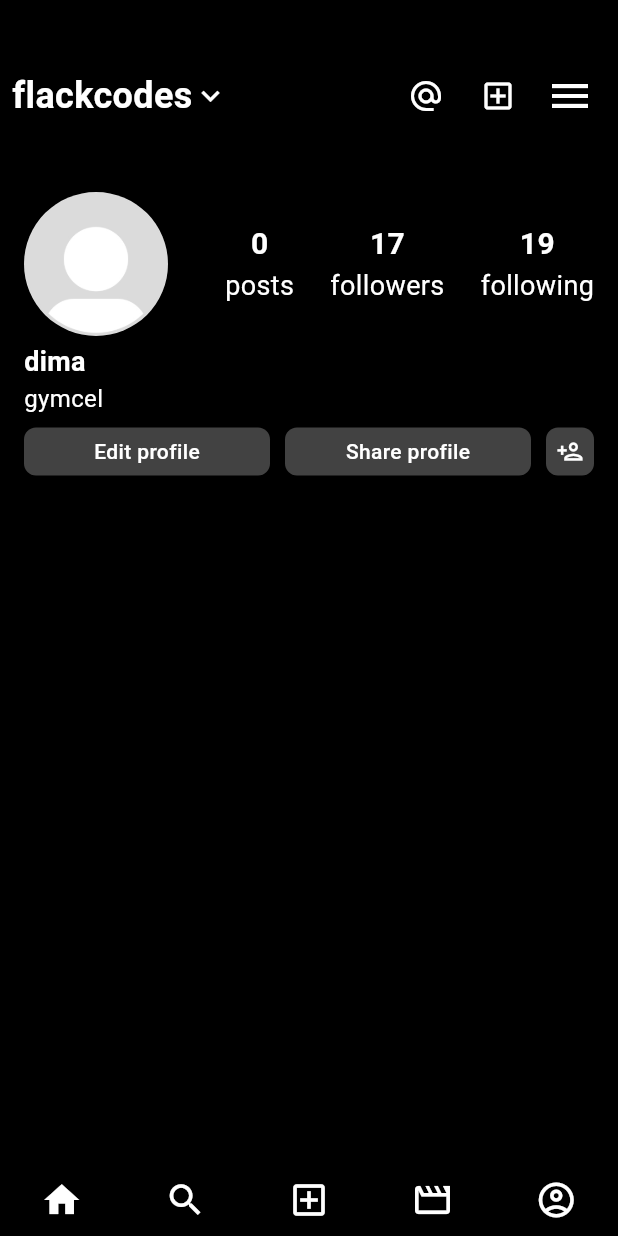
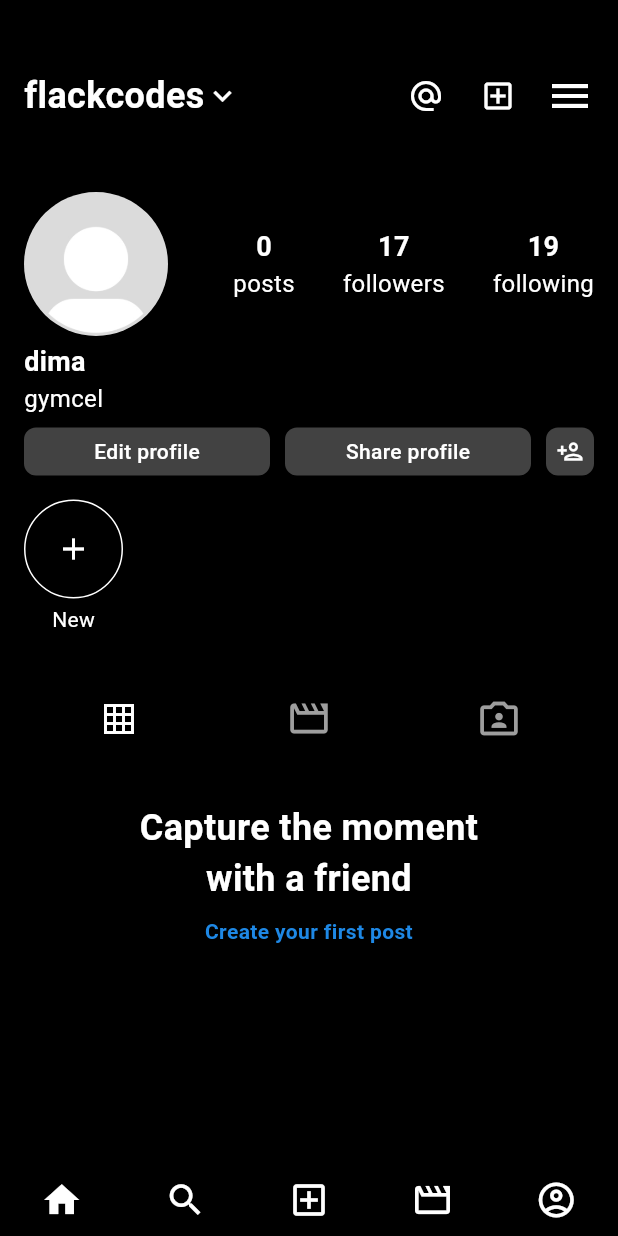
Before and after one commit to FlackCode/flutterInstagramClone, a Flutter app: the screen it shows after launch, item 5 of the bottom bar chosen, on a phone screen of 412 x 824 dp. Run offline on Flutter 3.47's test engine with Material 3 defaults, Android fonts, the phone set to English and light mode, and no system bars.

Commit message:
Finished base profile page UI

```diff
--- a/lib/components/my_profileappbar.dart
+++ b/lib/components/my_profileappbar.dart
@@ -7,7 +7,7 @@ class MyProfileappbar extends StatelessWidget {
   Widget build(BuildContext context) {
     return Container(
       margin: const EdgeInsets.symmetric(vertical: 32),
-      padding: const EdgeInsets.symmetric(horizontal: 8),
+      padding: const EdgeInsets.only(left: 16, right: 8),
       height: 64,
       color: Colors.black,
       child: Row(
--- /dev/null
+++ b/lib/components/my_profilebutton.dart
@@ -0,0 +1,26 @@
+import 'package:flutter/material.dart';
+
+class MyProfilebutton extends StatelessWidget {
+  final String text;
+
+  const MyProfilebutton({super.key, required this.text});
+
+  @override
+  Widget build(BuildContext context) {
+    return Expanded(
+      child: Container(
+        padding: const EdgeInsets.symmetric(vertical: 6, horizontal: 16),
+        decoration: BoxDecoration(
+            color: Colors.grey.shade800,
+            borderRadius: BorderRadius.circular(8)),
+        child: Center(
+          child: Text(
+            text,
+            style: const TextStyle(
+                color: Colors.white, fontWeight: FontWeight.w500, fontSize: 14),
+          ),
+        ),
+      ),
+    );
+  }
+}
--- /dev/null
+++ b/lib/components/profile_navigation.dart
@@ -0,0 +1,159 @@
+import 'package:flutter/material.dart';
+
+class ProfileNavigation extends StatefulWidget {
+  @override
+  _ProfileNavigationState createState() => _ProfileNavigationState();
+}
+
+class _ProfileNavigationState extends State<ProfileNavigation> {
+  int selectedIndex = 0;
+
+  final List<Widget> pages = [
+    Center(
+      child: Column(
+        children: [
+          Container(
+            margin: const EdgeInsets.only(top: 32),
+            padding: const EdgeInsets.symmetric(
+                horizontal: 16.0), // Add padding around the text
+            child: const Text(
+              "Capture the moment\nwith a friend",
+              textAlign: TextAlign.center, // Center the text
+              style: TextStyle(
+                  fontWeight: FontWeight.bold,
+                  fontSize: 24,
+                  color: Colors.white),
+            ),
+          ),
+          const SizedBox(
+            height: 8,
+          ),
+          Padding(
+            padding: const EdgeInsets.symmetric(
+                horizontal: 16.0), // Add padding around the text
+            child: Text(
+              "Create your first post",
+              textAlign: TextAlign.center, // Center the text
+              style: TextStyle(
+                  color: Colors.blue.shade600,
+                  fontWeight: FontWeight.w600,
+                  fontSize: 14),
+            ),
+          ),
+        ],
+      ),
+    ),
+    Center(
+      child: Column(
+        children: [
+          Container(
+            margin: const EdgeInsets.only(top: 32),
+            padding: const EdgeInsets.symmetric(
+                horizontal: 16.0), // Add padding around the text
+            child: const Text(
+              "Share a moment\nwith the world",
+              textAlign: TextAlign.center, // Center the text
+              style: TextStyle(
+                  fontWeight: FontWeight.bold,
+                  fontSize: 24,
+                  color: Colors.white),
+            ),
+          ),
+          const SizedBox(
+            height: 8,
+          ),
+          Padding(
+            padding: const EdgeInsets.symmetric(
+                horizontal: 16.0), // Add padding around the text
+            child: Text(
+              "Create your first reel",
+              textAlign: TextAlign.center, // Center the text
+              style: TextStyle(
+                  color: Colors.blue.shade600,
+                  fontWeight: FontWeight.w600,
+                  fontSize: 14),
+            ),
+          ),
+        ],
+      ),
+    ),
+    Center(
+      child: Column(
+        children: [
+          Container(
+            margin: const EdgeInsets.only(top: 32),
+            padding: const EdgeInsets.symmetric(
+                horizontal: 16.0), // Add padding around the text
+            child: const Text(
+              "Photos and videos of you",
+              textAlign: TextAlign.center, // Center the text
+              style: TextStyle(
+                  fontWeight: FontWeight.bold,
+                  fontSize: 24,
+                  color: Colors.white),
+            ),
+          ),
+          const SizedBox(
+            height: 8,
+          ),
+          Padding(
+            padding: const EdgeInsets.symmetric(
+                horizontal: 16.0), // Add padding around the text
+            child: Text(
+              "When people tag you in photos and videos, they'll appear here",
+              textAlign: TextAlign.center, // Center the text
+              style: TextStyle(
+                  color: Colors.grey.shade500,
+                  fontWeight: FontWeight.w600,
+                  fontSize: 14),
+            ),
+          ),
+        ],
+      ),
+    ),
+  ];
+
+  void onItemTapped(int index) {
+    setState(() {
+      selectedIndex = index;
+    });
+  }
+
+  @override
+  Widget build(BuildContext context) {
+    return Column(
+      children: [
+        Row(
+          mainAxisAlignment: MainAxisAlignment.spaceAround,
+          children: [
+            IconButton(
+              onPressed: () => onItemTapped(0),
+              icon: Icon(
+                Icons.grid_on_sharp,
+                color: selectedIndex == 0 ? Colors.white : Colors.grey,
+                size: 24,
+              ),
+            ),
+            IconButton(
+              onPressed: () => onItemTapped(1),
+              icon: Icon(
+                Icons.movie_outlined,
+                color: selectedIndex == 1 ? Colors.white : Colors.grey,
+                size: 30,
+              ),
+            ),
+            IconButton(
+              onPressed: () => onItemTapped(2),
+              icon: Icon(
+                Icons.photo_camera_front_outlined,
+                color: selectedIndex == 2 ? Colors.white : Colors.grey,
+                size: 30,
+              ),
+            ),
+          ],
+        ),
+        pages[selectedIndex],
+      ],
+    );
+  }
+}
--- a/lib/pages/profile_page.dart
+++ b/lib/pages/profile_page.dart
@@ -2,6 +2,8 @@ import 'package:flutter/material.dart';
 import 'package:flutter/widgets.dart';
 import 'package:flutterinstagramclone/components/my_navbar.dart';
 import 'package:flutterinstagramclone/components/my_profileappbar.dart';
+import 'package:flutterinstagramclone/components/my_profilebutton.dart';
+import 'package:flutterinstagramclone/components/profile_navigation.dart';
 
 class ProfilePage extends StatelessWidget {
   const ProfilePage({super.key});
@@ -11,7 +13,8 @@ class ProfilePage extends StatelessWidget {
     return Scaffold(
         backgroundColor: Colors.black,
         bottomNavigationBar: const MyNavbar(),
-        body: Column(
+        body: SingleChildScrollView(
+          child: Column(
             children: [
               const MyProfileappbar(),
               Column(
@@ -24,7 +27,8 @@ class ProfilePage extends StatelessWidget {
                       children: [
                         Container(
                           margin: const EdgeInsets.symmetric(horizontal: 8),
-                        decoration: const BoxDecoration(shape: BoxShape.circle),
+                          decoration:
+                              const BoxDecoration(shape: BoxShape.circle),
                           child: ClipOval(
                             child: Image.asset(
                               "assets/defaultpfp.jpg",
@@ -45,18 +49,18 @@ class ProfilePage extends StatelessWidget {
                                     "0",
                                     style: TextStyle(
                                         fontWeight: FontWeight.bold,
-                                      fontSize: 20,
+                                        fontSize: 18,
                                         color: Colors.white),
                                   ),
                                   Text(
                                     "posts",
                                     style: TextStyle(
-                                      fontSize: 18, color: Colors.white),
+                                        fontSize: 16, color: Colors.white),
                                   )
                                 ],
                               ),
                               SizedBox(
-                              width: 24,
+                                width: 32,
                               ),
                               Column(
                                 children: [
@@ -64,18 +68,18 @@ class ProfilePage extends StatelessWidget {
                                     "17",
                                     style: TextStyle(
                                         fontWeight: FontWeight.bold,
-                                      fontSize: 20,
+                                        fontSize: 18,
                                         color: Colors.white),
                                   ),
                                   Text(
                                     "followers",
                                     style: TextStyle(
-                                      fontSize: 18, color: Colors.white),
+                                        fontSize: 16, color: Colors.white),
                                   )
                                 ],
                               ),
                               SizedBox(
-                              width: 24,
+                                width: 32,
                               ),
                               Column(
                                 children: [
@@ -83,13 +87,13 @@ class ProfilePage extends StatelessWidget {
                                     "19",
                                     style: TextStyle(
                                         fontWeight: FontWeight.bold,
-                                      fontSize: 20,
+                                        fontSize: 18,
                                         color: Colors.white),
                                   ),
                                   Text(
                                     "following",
                                     style: TextStyle(
-                                      fontSize: 18, color: Colors.white),
+                                        fontSize: 16, color: Colors.white),
                                   )
                                 ],
                               ),
@@ -119,45 +123,11 @@ class ProfilePage extends StatelessWidget {
                           margin: const EdgeInsets.only(top: 8),
                           child: Row(
                             children: [
-                            Expanded(
-                              child: Container(
-                                padding: const EdgeInsets.symmetric(
-                                    vertical: 6, horizontal: 16),
-                                decoration: BoxDecoration(
-                                    color: Colors.grey.shade800,
-                                    borderRadius: BorderRadius.circular(8)),
-                                child: const Center(
-                                  child: Text(
-                                    "Edit profile",
-                                    style: TextStyle(
-                                        color: Colors.white,
-                                        fontWeight: FontWeight.w500,
-                                        fontSize: 14),
-                                  ),
-                                ),
-                              ),
-                            ),
+                              const MyProfilebutton(text: "Edit profile"),
                               const SizedBox(
                                 width: 10,
                               ),
-                            Expanded(
-                              child: Container(
-                                padding: const EdgeInsets.symmetric(
-                                    vertical: 6, horizontal: 16),
-                                decoration: BoxDecoration(
-                                    color: Colors.grey.shade800,
-                                    borderRadius: BorderRadius.circular(8)),
-                                child: const Center(
-                                  child: Text(
-                                    "Share profile",
-                                    style: TextStyle(
-                                        color: Colors.white,
-                                        fontWeight: FontWeight.w500,
-                                        fontSize: 14),
-                                  ),
-                                ),
-                              ),
-                            ),
+                              const MyProfilebutton(text: "Share profile"),
                               const SizedBox(
                                 width: 10,
                               ),
@@ -181,6 +151,45 @@ class ProfilePage extends StatelessWidget {
                               ),
                             ],
                           ),
+                        ),
+                        Container(
+                          margin: const EdgeInsets.only(top: 16),
+                          child: Row(
+                            children: [
+                              Container(
+                                child: Column(
+                                  children: [
+                                    Container(
+                                      decoration: BoxDecoration(
+                                          shape: BoxShape.circle,
+                                          border: Border.all(
+                                              color: Colors.white, width: 1)),
+                                      padding: const EdgeInsets.all(20),
+                                      child: Icon(
+                                        Icons.add,
+                                        color: Colors.white,
+                                      ),
+                                    ),
+                                    SizedBox(
+                                      height: 4,
+                                    ),
+                                    Text(
+                                      "New",
+                                      style: TextStyle(
+                                          fontSize: 14, color: Colors.white),
+                                    )
+                                  ],
+                                ),
+                              )
+                            ],
+                          ),
+                        ),
+                        SizedBox(
+                          height: 24,
+                        ),
+                        Container(
+                          margin: const EdgeInsets.only(top: 8),
+                          child: ProfileNavigation(),
                         )
                       ],
                     ),
@@ -188,6 +197,7 @@ class ProfilePage extends StatelessWidget {
                 ],
               )
             ],
+          ),
         ));
   }
 }
```
Lines whose indentation alone changed are shown as unchanged.
